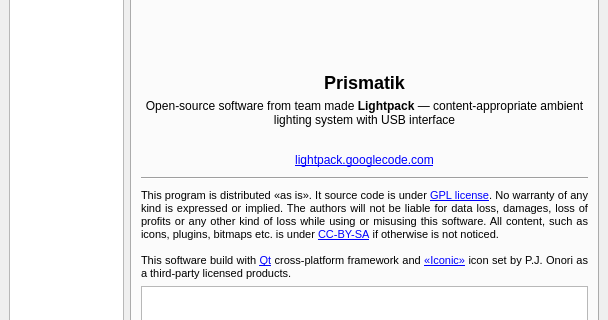
First picture: the form in Software/src/SettingsWindow.ui, repository Atarity/Lightpack, before the edit; both pictures show x 0 to 608 and y 109 to 429 of the 608 by 600 pixel window.
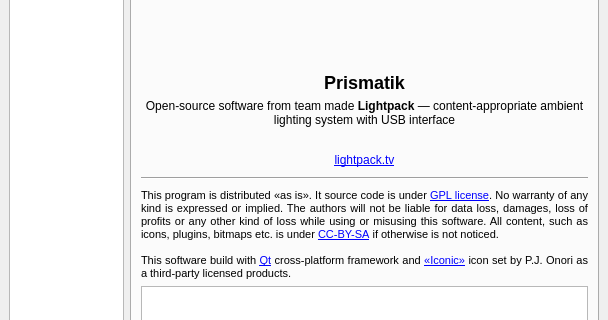
Second picture: the form after the edit. Icons and pictures are not drawn. Custom widgets are drawn as their Qt base class.

```diff
--- a/Software/src/SettingsWindow.ui
+++ b/Software/src/SettingsWindow.ui
@@ -2548,7 +2548,7 @@
            </size>
           </property>
           <property name="text">
-           <string notr="true">&lt;a href=&quot;http://lightpack.googlecode.com/&quot;&gt;lightpack.googlecode.com&lt;/a&gt;</string>
+           <string notr="true">&lt;a href=&quot;http://lightpack.tv/&quot;&gt;lightpack.tv&lt;/a&gt;</string>
           </property>
           <property name="alignment">
            <set>Qt::AlignCenter</set>
```
